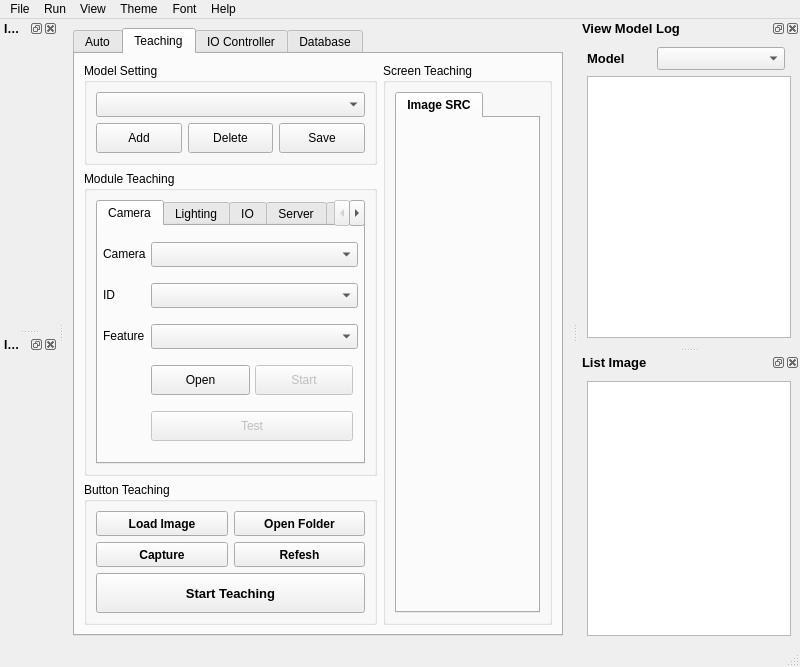
Above: ui/MainWindow.ui from vananh2606/ProjectProcessingImage before the change. Below: the same form after it.
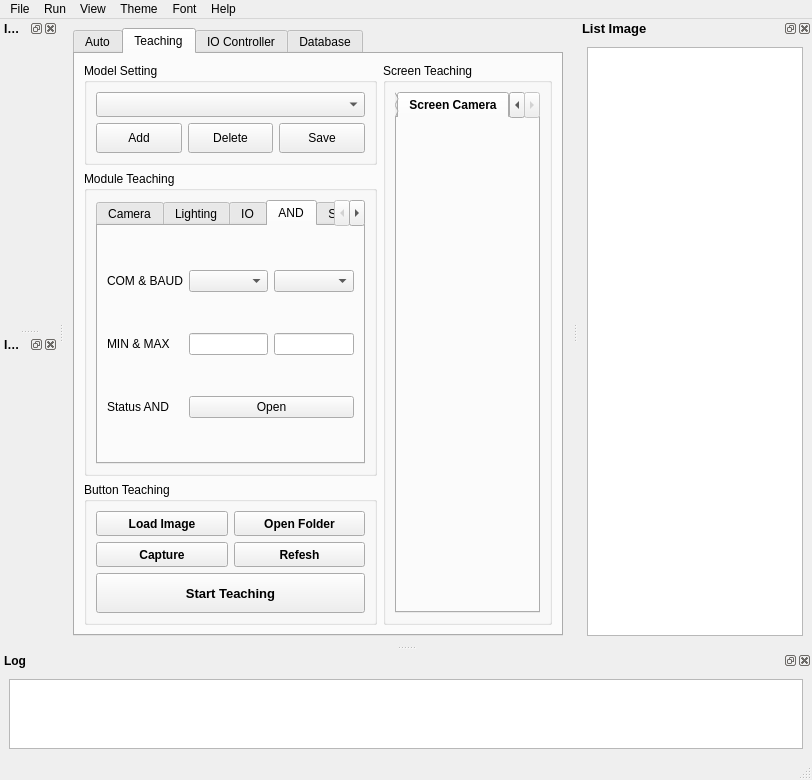
That is the form after the change. The open tabs and pages were chosen to show the change.

Commit message: Add Multi Camera

Diff of the .ui file:
```diff
--- a/ui/MainWindow.ui
+++ b/ui/MainWindow.ui
@@ -6,8 +6,8 @@
    <rect>
     <x>0</x>
     <y>0</y>
-    <width>800</width>
-    <height>650</height>
+    <width>812</width>
+    <height>765</height>
    </rect>
   </property>
   <property name="font">
@@ -23,6 +23,12 @@
    <layout class="QVBoxLayout" name="verticalLayoutMain">
     <item>
      <widget class="QTabWidget" name="tabWidgetMain">
+      <property name="sizePolicy">
+       <sizepolicy hsizetype="Expanding" vsizetype="Expanding">
+        <horstretch>0</horstretch>
+        <verstretch>0</verstretch>
+       </sizepolicy>
+      </property>
       <property name="currentIndex">
        <number>1</number>
       </property>
@@ -352,7 +358,41 @@
           <property name="title">
            <string>Screen Auto</string>
           </property>
-          <layout class="QVBoxLayout" name="verticalLayoutScreenAuto"/>
+          <layout class="QHBoxLayout" name="horizontalLayoutScreenAuto"/>
+         </widget>
+        </item>
+        <item row="1" column="0" colspan="3">
+         <widget class="QGroupBox" name="groupBoxModel">
+          <property name="title">
+           <string>Model</string>
+          </property>
+          <layout class="QGridLayout" name="gridLayout_9" columnstretch="5,1">
+           <item row="0" column="0">
+            <widget class="QLabel" name="label_model">
+             <property name="font">
+              <font>
+               <pointsize>10</pointsize>
+               <weight>75</weight>
+               <bold>true</bold>
+              </font>
+             </property>
+             <property name="text">
+              <string>Model</string>
+             </property>
+            </widget>
+           </item>
+           <item row="0" column="1">
+            <widget class="QComboBox" name="combo_model">
+             <property name="font">
+              <font>
+               <pointsize>10</pointsize>
+               <weight>50</weight>
+               <bold>false</bold>
+              </font>
+             </property>
+            </widget>
+           </item>
+          </layout>
          </widget>
         </item>
        </layout>
@@ -503,6 +543,12 @@
               </attribute>
               <layout class="QVBoxLayout" name="verticalLayoutImageSRC"/>
              </widget>
+             <widget class="QWidget" name="tabScreenCamera">
+              <attribute name="title">
+               <string>Screen Camera</string>
+              </attribute>
+              <layout class="QVBoxLayout" name="verticalLayoutScreenTeaching"/>
+             </widget>
             </widget>
            </item>
           </layout>
@@ -534,6 +580,9 @@
              <property name="movable">
               <bool>true</bool>
              </property>
+             <property name="tabBarAutoHide">
+              <bool>false</bool>
+             </property>
              <widget class="QWidget" name="tabCamera">
               <attribute name="title">
                <string>Camera</string>
@@ -889,6 +938,60 @@
                </item>
               </layout>
              </widget>
+             <widget class="QWidget" name="tabAND">
+              <attribute name="title">
+               <string>AND</string>
+              </attribute>
+              <layout class="QGridLayout" name="gridLayout_7">
+               <item row="0" column="1">
+                <widget class="QComboBox" name="combo_comport_and">
+                 <property name="minimumSize">
+                  <size>
+                   <width>0</width>
+                   <height>0</height>
+                  </size>
+                 </property>
+                </widget>
+               </item>
+               <item row="2" column="1" colspan="2">
+                <widget class="QPushButton" name="btn_open_and">
+                 <property name="text">
+                  <string>Open</string>
+                 </property>
+                </widget>
+               </item>
+               <item row="2" column="0">
+                <widget class="QLabel" name="label_status_and">
+                 <property name="text">
+                  <string>Status AND</string>
+                 </property>
+                </widget>
+               </item>
+               <item row="0" column="0">
+                <widget class="QLabel" name="label_com_and">
+                 <property name="text">
+                  <string>COM &amp; BAUD</string>
+                 </property>
+                </widget>
+               </item>
+               <item row="0" column="2">
+                <widget class="QComboBox" name="combo_baudrate_and"/>
+               </item>
+               <item row="1" column="0">
+                <widget class="QLabel" name="label_min_max">
+                 <property name="text">
+                  <string>MIN &amp; MAX</string>
+                 </property>
+                </widget>
+               </item>
+               <item row="1" column="1">
+                <widget class="QLineEdit" name="line_min"/>
+               </item>
+               <item row="1" column="2">
+                <widget class="QLineEdit" name="line_max"/>
+               </item>
+              </layout>
+             </widget>
              <widget class="QWidget" name="tabServer">
               <attribute name="title">
                <string>Server</string>
@@ -1185,7 +1288,21 @@
                 <widget class="QComboBox" name="comboBox_2"/>
                </item>
                <item row="2" column="1" colspan="3">
-                <widget class="QComboBox" name="comboBox_3"/>
+                <widget class="QComboBox" name="combo_threshold"/>
+               </item>
+              </layout>
+             </widget>
+             <widget class="QWidget" name="tabCameraConfig">
+              <attribute name="title">
+               <string>Camera Config</string>
+              </attribute>
+              <layout class="QGridLayout" name="gridLayout_6">
+               <item row="0" column="0">
+                <widget class="QTabWidget" name="tabWidgetCameraConfig">
+                 <property name="currentIndex">
+                  <number>-1</number>
+                 </property>
+                </widget>
                </item>
               </layout>
              </widget>
@@ -1896,7 +2013,7 @@
     <rect>
      <x>0</x>
      <y>0</y>
-     <width>800</width>
+     <width>812</width>
      <height>21</height>
     </rect>
    </property>
@@ -1950,70 +2067,6 @@
    <addaction name="menuAbout"/>
   </widget>
   <widget class="QStatusBar" name="statusbar"/>
-  <widget class="QDockWidget" name="dockWidgetViewModelLog">
-   <property name="font">
-    <font>
-     <pointsize>10</pointsize>
-     <weight>75</weight>
-     <bold>true</bold>
-    </font>
-   </property>
-   <property name="floating">
-    <bool>false</bool>
-   </property>
-   <property name="features">
-    <set>QDockWidget::AllDockWidgetFeatures</set>
-   </property>
-   <property name="allowedAreas">
-    <set>Qt::AllDockWidgetAreas</set>
-   </property>
-   <property name="windowTitle">
-    <string>View Model Log</string>
-   </property>
-   <attribute name="dockWidgetArea">
-    <number>2</number>
-   </attribute>
-   <widget class="QWidget" name="dockWidgetContentsViewModelLog">
-    <layout class="QGridLayout" name="gridLayoutViewModelLog" rowstretch="0,0" columnstretch="1,2,0">
-     <item row="0" column="0">
-      <widget class="QLabel" name="label_model">
-       <property name="font">
-        <font>
-         <pointsize>10</pointsize>
-         <weight>75</weight>
-         <bold>true</bold>
-        </font>
-       </property>
-       <property name="text">
-        <string>Model</string>
-       </property>
-      </widget>
-     </item>
-     <item row="1" column="0" colspan="3">
-      <widget class="QListWidget" name="list_widget_log">
-       <property name="font">
-        <font>
-         <pointsize>10</pointsize>
-         <weight>50</weight>
-         <bold>false</bold>
-        </font>
-       </property>
-      </widget>
-     </item>
-     <item row="0" column="1">
-      <widget class="QComboBox" name="combo_model">
-       <property name="font">
-        <font>
-         <pointsize>10</pointsize>
-         <weight>50</weight>
-         <bold>false</bold>
-        </font>
-       </property>
-      </widget>
-     </item>
-    </layout>
-   </widget>
-  </widget>
   <widget class="QDockWidget" name="dockWidgetListImage">
    <property name="font">
     <font>
@@ -2084,6 +2137,35 @@
     <layout class="QVBoxLayout" name="verticalLayoutImageDST"/>
    </widget>
   </widget>
+  <widget class="QDockWidget" name="dockWidgetViewlLog">
+   <property name="font">
+    <font>
+     <weight>75</weight>
+     <bold>true</bold>
+    </font>
+   </property>
+   <property name="windowTitle">
+    <string>Log</string>
+   </property>
+   <attribute name="dockWidgetArea">
+    <number>8</number>
+   </attribute>
+   <widget class="QWidget" name="dockWidgetContentsLog">
+    <layout class="QGridLayout" name="gridLayout_8" columnstretch="5,0">
+     <item row="0" column="0" colspan="2">
+      <widget class="QListWidget" name="list_widget_log">
+       <property name="font">
+        <font>
+         <pointsize>10</pointsize>
+         <weight>50</weight>
+         <bold>false</bold>
+        </font>
+       </property>
+      </widget>
+     </item>
+    </layout>
+   </widget>
+  </widget>
   <action name="actionSave_Config">
    <property name="text">
     <string>Save Config</string>
```
Left out of the diff: 110 changed lines with no effect on the pictures. The commit also changes 35 other files.
